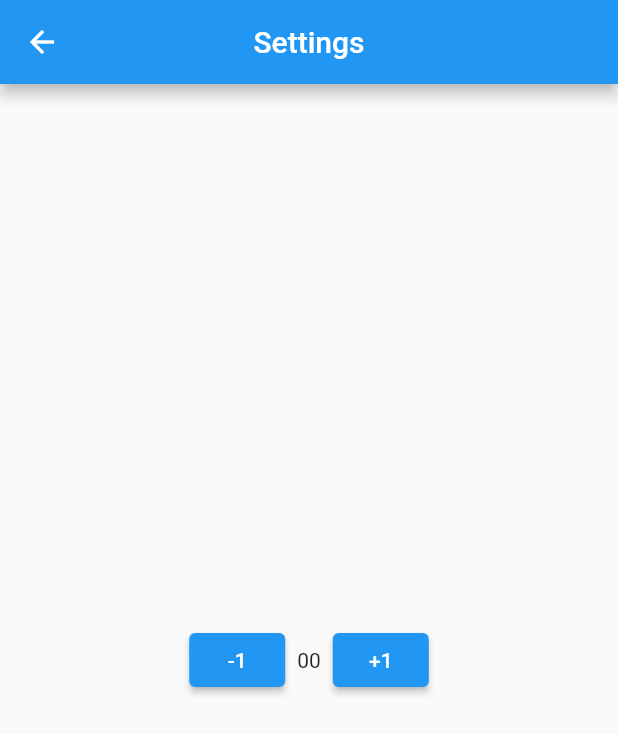
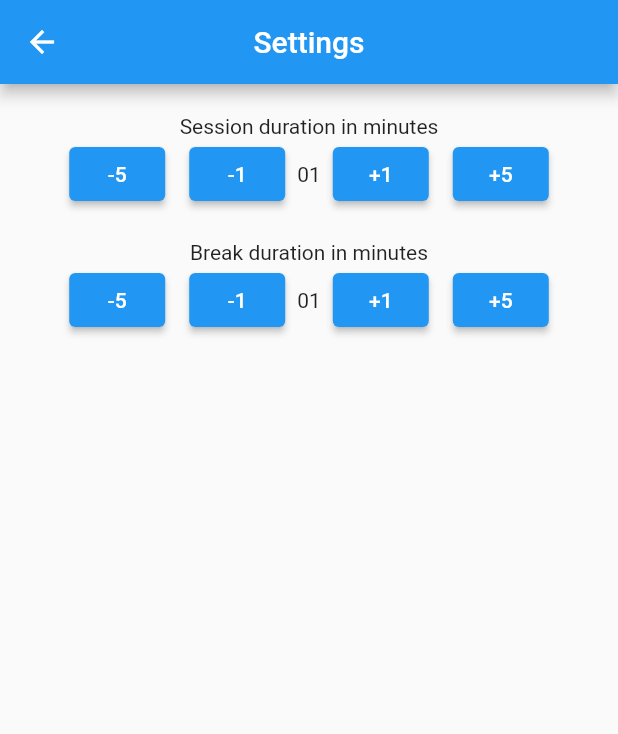
Before and after one commit to cchampou/pomodoro, a Flutter app: the SettingsPage screen opened directly, after a tap on "-1", on a phone screen of 412 x 824 dp. Shown: the top 734 px of the screen. Run offline on Flutter 3.47's test engine with Material 2 defaults, Android fonts, the light colour scheme and no system bars; our stand-ins replace audioplayers.

Commit message:
feat: better settings UI and +5 increments

```diff
--- /dev/null
+++ b/lib/settings/duration_control_bar.dart
@@ -0,0 +1,59 @@
+import 'package:flutter/material.dart';
+
+import '../utils.dart';
+import '../main.dart';
+import 'increment_buttons.dart';
+
+class DurationControlBar extends StatelessWidget {
+  DurationControlBar(
+      {Key? key,
+      required this.settings,
+      required this.label,
+      required this.type})
+      : super(key: key);
+
+  final timerType type;
+  final settings;
+  final String label;
+
+  @override
+  Widget build(BuildContext context) {
+    return Padding(
+        padding: const EdgeInsets.only(top: 20),
+        child: Column(
+          children: [
+            Text(label),
+            Row(
+              mainAxisAlignment: MainAxisAlignment.center,
+              children: [
+                IncrementButton(
+                    onPressed: () {
+                      settings.alterDurationSettings(
+                          type, const Duration(minutes: -5));
+                    },
+                    text: '-5'),
+                IncrementButton(
+                    onPressed: () {
+                      settings.alterDurationSettings(
+                          type, const Duration(minutes: -1));
+                    },
+                    text: '-1'),
+                Text(twoDigits(settings.getDurationByType(type).inMinutes)),
+                IncrementButton(
+                    onPressed: () {
+                      settings.alterDurationSettings(
+                          type, const Duration(minutes: 1));
+                    },
+                    text: '+1'),
+                IncrementButton(
+                    onPressed: () {
+                      settings.alterDurationSettings(
+                          type, const Duration(minutes: 5));
+                    },
+                    text: '+5'),
+              ],
+            ),
+          ],
+        ));
+  }
+}
--- a/lib/settings/settings_page.dart
+++ b/lib/settings/settings_page.dart
@@ -1,6 +1,6 @@
 import 'package:flutter/material.dart';
-import 'package:pomodoro/settings/increment_buttons.dart';
-import 'package:pomodoro/utils.dart';
+import 'package:pomodoro/main.dart';
+import 'package:pomodoro/settings/duration_control_bar.dart';
 import 'package:provider/provider.dart';
 
 import '../settings_provider.dart';
@@ -16,17 +16,19 @@ class SettingsPage extends StatelessWidget {
         centerTitle: true,
       ),
       body: Consumer<Settings>(
-          builder: (context, settings, child) => Center(
-                  child: Row(
-                mainAxisAlignment: MainAxisAlignment.center,
-                children: [
-                  IncrementButton(
-                      onPressed: settings.removeSessionDuration, text: '-1'),
-                  Text(twoDigits(settings.sessionDuration.inMinutes)),
-                  IncrementButton(
-                      onPressed: settings.addSessionDuration, text: '+1'),
-                ],
-              ))),
+        builder: (context, settings, child) => Column(
+          children: [
+            DurationControlBar(
+                settings: settings,
+                type: timerType.sessionType,
+                label: 'Session duration in minutes'),
+            DurationControlBar(
+                settings: settings,
+                type: timerType.breakType,
+                label: 'Break duration in minutes'),
+          ],
+        ),
+      ),
     );
   }
 }
--- a/lib/settings_provider.dart
+++ b/lib/settings_provider.dart
@@ -1,19 +1,25 @@
 import 'package:flutter/material.dart';
 
-const Duration defaultSessionTime = Duration(seconds: 30);
-const Duration defaultBreakTime = Duration(seconds: 10);
+import 'main.dart';
+
+const Duration defaultSessionTime = Duration(minutes: 2);
+const Duration defaultBreakTime = Duration(minutes: 1);
 
 class Settings extends ChangeNotifier {
   Duration sessionDuration = defaultSessionTime;
   Duration breakDuration = defaultBreakTime;
 
-  addSessionDuration() {
-    sessionDuration += const Duration(minutes: 1);
-    notifyListeners();
-  }
+  Duration getDurationByType(timerType type) =>
+      type == timerType.sessionType ? sessionDuration : breakDuration;
 
-  removeSessionDuration() {
-    sessionDuration -= const Duration(minutes: 1);
+  alterDurationSettings(timerType type, Duration duration) {
+    if (type == timerType.sessionType &&
+        sessionDuration + duration > const Duration(minutes: 0)) {
+      sessionDuration += duration;
+    } else if (type == timerType.breakType &&
+        breakDuration + duration > const Duration(minutes: 0)) {
+      breakDuration += duration;
+    }
     notifyListeners();
   }
 }
```
